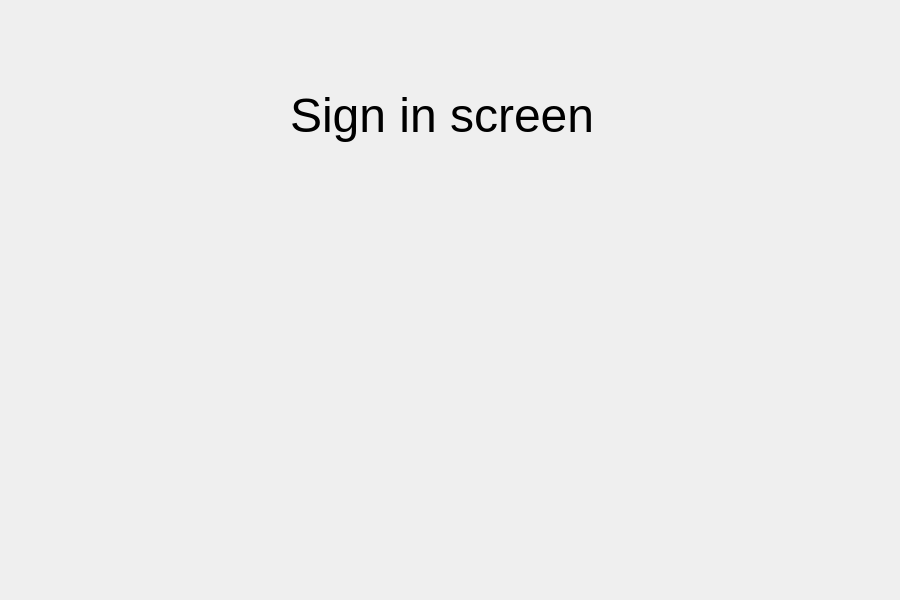
The window that signinscreen.ui (Marchell0o0/Backie) describes before a commit, drawn with Qt 5.
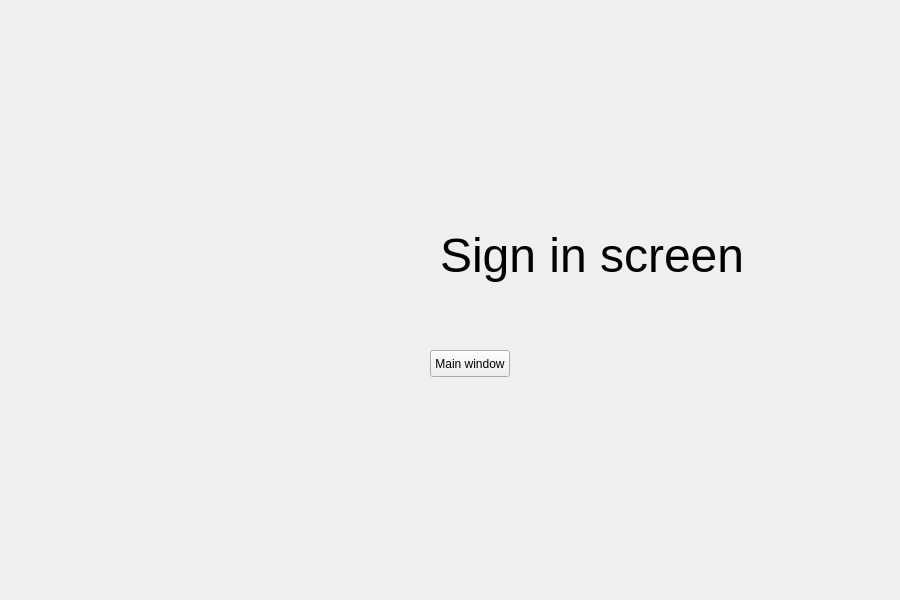
The same window after the commit.

Patch:
```diff
--- a/signinscreen.ui
+++ b/signinscreen.ui
@@ -16,8 +16,8 @@
   <widget class="QLabel" name="label">
    <property name="geometry">
     <rect>
-     <x>290</x>
-     <y>70</y>
+     <x>440</x>
+     <y>210</y>
      <width>351</width>
      <height>91</height>
     </rect>
@@ -31,6 +31,19 @@
     <string>Sign in screen</string>
    </property>
   </widget>
+  <widget class="QPushButton" name="goMainWindowB">
+   <property name="geometry">
+    <rect>
+     <x>430</x>
+     <y>350</y>
+     <width>80</width>
+     <height>27</height>
+    </rect>
+   </property>
+   <property name="text">
+    <string>Main window</string>
+   </property>
+  </widget>
  </widget>
  <resources/>
  <connections/>
```
